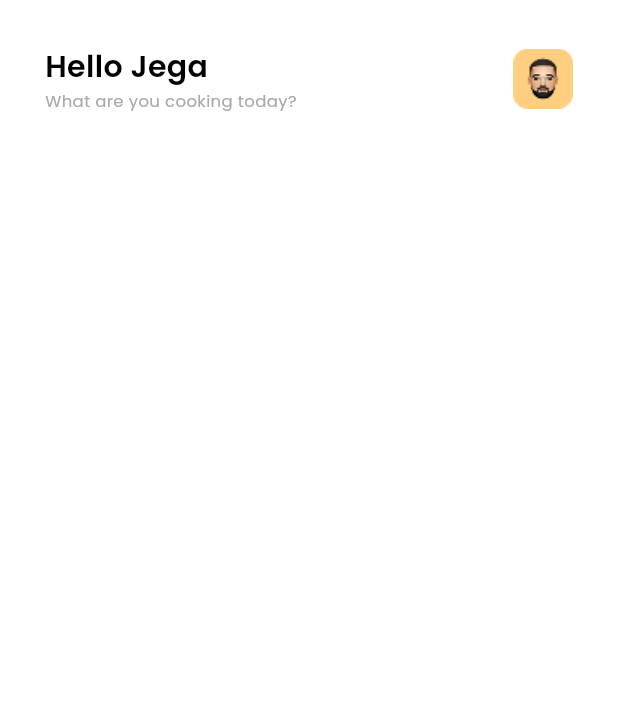
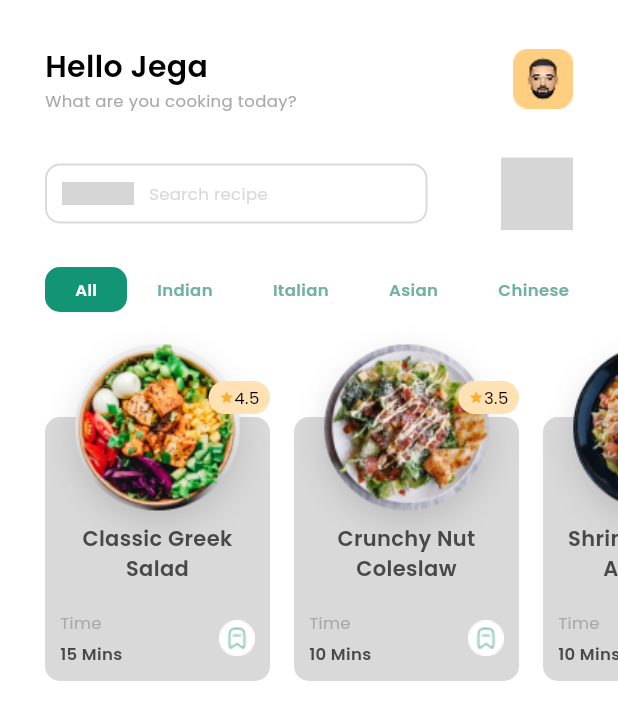
Before and after one commit to mihaela-chiaburu/Programarea-Aplicatiilor-Mobile, a Flutter app: the screen it shows after launch, on a phone screen of 412 x 824 dp. Shown: the top 720 px of the screen. Run offline on Flutter 3.47's test engine with Material 3 defaults, Android fonts, the phone set to English and light mode, and no system bars; our stand-ins replace get; missing offline and left inert: svg_flutter; project files that could hold a hidden picture were left out; grey boxes are pictures that could not be loaded.

Commit message:
half refactored

```diff
--- /dev/null
+++ b/Lab2/recipes_app/recipes_app/lib/list_items/cuisine_select_list_item.dart
@@ -0,0 +1,14 @@
+import 'package:recipes_app/list_items/list_item.dart';
+import 'package:flutter/material.dart';
+
+class CuisineSelectListItem extends ListItem{
+  final Color bgColor;
+  final Color textColor;
+  final String textButton;
+
+  CuisineSelectListItem({
+    required this.bgColor,
+    required this.textColor,
+    required this.textButton
+  });
+}
--- /dev/null
+++ b/Lab2/recipes_app/recipes_app/lib/list_items/cuisinerow_list_item.dart
@@ -0,0 +1,8 @@
+import 'package:recipes_app/list_items/list_item.dart';
+import 'package:recipes_app/list_items/cuisine_select_list_item.dart';
+
+class CuisineRowListItem extends ListItem {
+  final List<CuisineSelectListItem> cuisines;
+
+  CuisineRowListItem({required this.cuisines});
+}
--- /dev/null
+++ b/Lab2/recipes_app/recipes_app/lib/list_items/recipe_row_list_item.dart
@@ -0,0 +1,8 @@
+import 'package:recipes_app/list_items/list_item.dart';
+import 'package:recipes_app/list_items/recipe_select_list_item.dart';
+
+class RecipeRowListItem extends ListItem {
+  final List<RecipeSelectListItem> recipes;
+
+  RecipeRowListItem({required this.recipes});
+}
--- /dev/null
+++ b/Lab2/recipes_app/recipes_app/lib/list_items/recipe_select_list_item.dart
@@ -0,0 +1,15 @@
+import 'package:recipes_app/list_items/list_item.dart';
+
+class RecipeSelectListItem extends ListItem{
+  final String recipeName;
+  final String imageUrl;
+  final String rating;
+  final String time;
+
+  RecipeSelectListItem({
+    required this.recipeName,
+    required this.imageUrl,
+    required this.rating,
+    required this.time
+  });
+}
--- /dev/null
+++ b/Lab2/recipes_app/recipes_app/lib/list_items/search_bar_list_item.dart
@@ -0,0 +1,5 @@
+import 'package:recipes_app/list_items/list_item.dart';
+
+class SearchBarListItem extends ListItem{
+
+}
--- /dev/null
+++ b/Lab2/recipes_app/recipes_app/lib/list_items/sized_box_list_item.dart
@@ -0,0 +1,9 @@
+import 'package:recipes_app/list_items/list_item.dart';
+
+class SizedBoxListItem extends ListItem{
+  final double size;
+
+  SizedBoxListItem({
+    required this.size
+  });
+}
--- a/Lab2/recipes_app/recipes_app/lib/pages/main_controller.dart
+++ b/Lab2/recipes_app/recipes_app/lib/pages/main_controller.dart
@@ -1,5 +1,12 @@
 import 'package:get/get.dart';
+import 'package:recipes_app/list_items/cuisine_select_list_item.dart';
+import 'package:recipes_app/list_items/cuisinerow_list_item.dart';
 import 'package:recipes_app/list_items/list_item.dart';
+import 'package:recipes_app/list_items/recipe_row_list_item.dart';
+import 'package:recipes_app/list_items/recipe_select_list_item.dart';
+import 'package:recipes_app/list_items/search_bar_list_item.dart';
+import 'package:recipes_app/list_items/sized_box_list_item.dart';
+import 'package:recipes_app/resources/app_colors.dart';
 import 'package:recipes_app/resources/app_icons.dart';
 import '../list_items/nav_bar_list_item.dart';
 
@@ -14,6 +21,33 @@ class MainController extends GetxController {
 
   void addItems() {
     items.add(NavBarListItem(username: 'Jega', image: AppIcons.avatarIcon));
+    items.add(SizedBoxListItem(size: 30.0));
+    items.add(SearchBarListItem());
+    items.add(SizedBoxListItem(size: 25.0));
+    items.add(CuisineRowListItem(
+      cuisines: [
+        CuisineSelectListItem(bgColor: AppColors.greenbutton, textColor: AppColors.white, textButton: 'All'),
+        CuisineSelectListItem(bgColor: AppColors.white, textColor: AppColors.greentext, textButton: 'Indian'),
+        CuisineSelectListItem(bgColor: AppColors.white, textColor: AppColors.greentext, textButton: 'Italian'),
+        CuisineSelectListItem(bgColor: AppColors.white, textColor: AppColors.greentext, textButton: 'Asian'),
+        CuisineSelectListItem(bgColor: AppColors.white, textColor: AppColors.greentext, textButton: 'Chinese'),
+        CuisineSelectListItem(bgColor: AppColors.white, textColor: AppColors.greentext, textButton: 'Fruit'),
+        CuisineSelectListItem(bgColor: AppColors.white, textColor: AppColors.greentext, textButton: 'Vegetables'),
+        CuisineSelectListItem(bgColor: AppColors.white, textColor: AppColors.greentext, textButton: 'Protein'),
+        CuisineSelectListItem(bgColor: AppColors.white, textColor: AppColors.greentext, textButton: 'Cereal'),
+        CuisineSelectListItem(bgColor: AppColors.white, textColor: AppColors.greentext, textButton: 'Local Dishes'),
+      ]
+    ));
+    //items.add(SizedBoxListItem(size: 40.0));
+    items.add(RecipeRowListItem(
+      recipes: [
+        RecipeSelectListItem(recipeName: 'Classic Greek Salad', imageUrl: 'resources/icons/salad.png', rating: '4.5', time: '15'),
+        RecipeSelectListItem(recipeName: 'Crunchy Nut Coleslaw', imageUrl: 'resources/icons/nut_salad.png', rating: '3.5', time: '10'),
+        RecipeSelectListItem(recipeName: 'Shrimp Chicken Andouille', imageUrl: 'resources/icons/shrimp_chicken.png', rating: '4.5', time: '10'),
+        RecipeSelectListItem(recipeName: 'Barbecue Chicken Jollof', imageUrl: 'resources/icons/barbecue.png', rating: '4.5', time: '10'),
+        RecipeSelectListItem(recipeName: 'Portuguese Piri Piri Chicken', imageUrl: 'resources/icons/piri_piri.png', rating: '4.5', time: '15'),
+      ]
+    ));
   }
 
 }
--- a/Lab2/recipes_app/recipes_app/lib/pages/main_page.dart
+++ b/Lab2/recipes_app/recipes_app/lib/pages/main_page.dart
@@ -1,7 +1,15 @@
 import 'package:flutter/material.dart';
 import 'package:get/get.dart';
+import 'package:recipes_app/list_items/cuisinerow_list_item.dart';
 import 'package:recipes_app/list_items/nav_bar_list_item.dart';
+import 'package:recipes_app/list_items/recipe_row_list_item.dart';
+import 'package:recipes_app/list_items/search_bar_list_item.dart';
+import 'package:recipes_app/list_items/sized_box_list_item.dart';
 import 'package:recipes_app/pages/main_controller.dart';
+import 'package:recipes_app/widgets/cuisinerow_widget.dart';
+import 'package:recipes_app/widgets/recipe_row_widget.dart';
+import 'package:recipes_app/widgets/search_bar_widget.dart';
+import 'package:recipes_app/widgets/sized_box_widget.dart';
 import 'package:recipes_app/widgets/top_bar_widget.dart';
 
 void main() {
@@ -55,6 +63,17 @@ class _MyHomePageState extends State<MyHomePage> {
                 var item = controller.items[index];
                 if (item is NavBarListItem) {
                   return TopNavBarWidget(item: item);
+                } else if (item is SizedBoxListItem) {
+                  return SizedBoxWidget(item: item);
+                }
+                else if (item is SearchBarListItem) {
+                  return SearchBarWidget(item: item);
+                }
+                else if (item is CuisineRowListItem) {
+                  return CuisineRowWidget(item: item);
+                }
+                else if (item is RecipeRowListItem) {
+                  return RecipeRowWidget(item: item);
                 }
                 return Text('Not found');
               },
--- a/Lab2/recipes_app/recipes_app/lib/resources/app_colors.dart
+++ b/Lab2/recipes_app/recipes_app/lib/resources/app_colors.dart
@@ -5,4 +5,9 @@ class AppColors {
   static const Color grey4 = Color(0xFFA9A9A9);
   static const Color white = Color(0xFFFFFFFF);
   static const Color neutralgray = Color(0xFFD9D9D9);
+  static const Color greenbutton = Color(0xFF129575);
+  static const Color greentext = Color(0xFF71B1A1);
+  static const Color grey3 = Color(0xFF484848);
+  static const Color bgrating = Color(0xFFFFE1B3);
+  static const Color star = Color(0xFFFFAD30);
 }
--- a/Lab2/recipes_app/recipes_app/lib/resources/app_icons.dart
+++ b/Lab2/recipes_app/recipes_app/lib/resources/app_icons.dart
@@ -7,4 +7,5 @@ class AppIcons {
   static Widget searchVisualIcon = SvgPicture.asset('resources/icons/search-normal.svg');
   static Widget starIcon = SvgPicture.asset('resources/icons/star-circle.svg');
   static Widget filter = SvgPicture.asset('resources/icons/filter.svg');
+  static Widget bookmark = Image.asset('resources/icons/Bookmark.png');
 }
--- /dev/null
+++ b/Lab2/recipes_app/recipes_app/lib/widgets/cuisine_select_widget.dart
@@ -0,0 +1,28 @@
+import 'package:flutter/material.dart';
+import 'package:recipes_app/list_items/cuisine_select_list_item.dart';
+
+class CuisineSelectWidget extends StatelessWidget {
+  const CuisineSelectWidget({super.key, required this.item});
+
+  final CuisineSelectListItem item;
+
+  @override
+  Widget build(BuildContext context) {
+    return Container(
+      decoration: BoxDecoration(
+        borderRadius: BorderRadius.circular(10),
+        color: item.bgColor,
+      ),
+      padding: EdgeInsets.symmetric(vertical: 7, horizontal: 20),
+      child: Text(
+        item.textButton,
+        style: TextStyle(
+          color: item.textColor,
+          fontSize: 11,
+          fontFamily: 'Poppins',
+          fontWeight: FontWeight.w600,
+        ),
+      ),
+    );
+  }
+}
--- /dev/null
+++ b/Lab2/recipes_app/recipes_app/lib/widgets/cuisinerow_widget.dart
@@ -0,0 +1,21 @@
+import 'package:flutter/material.dart';
+import 'package:recipes_app/list_items/cuisinerow_list_item.dart';
+import 'package:recipes_app/widgets/cuisine_select_widget.dart';
+
+class CuisineRowWidget extends StatelessWidget {
+  const CuisineRowWidget({super.key, required this.item});
+
+  final CuisineRowListItem item;
+
+  @override
+  Widget build(BuildContext context) {
+    return SingleChildScrollView(
+      scrollDirection: Axis.horizontal,
+      child: Row(
+        children: item.cuisines
+            .map((cuisine) => CuisineSelectWidget(item: cuisine))
+            .toList(),
+      ),
+    );
+  }
+}
--- /dev/null
+++ b/Lab2/recipes_app/recipes_app/lib/widgets/recipe_row_widget.dart
@@ -0,0 +1,25 @@
+import 'package:flutter/material.dart';
+import 'package:recipes_app/list_items/recipe_row_list_item.dart';
+import 'package:recipes_app/widgets/recipe_widget.dart';
+
+class RecipeRowWidget extends StatelessWidget {
+  const RecipeRowWidget({super.key, required this.item});
+
+  final RecipeRowListItem item;
+
+  @override
+  Widget build(BuildContext context) {
+    return SizedBox(
+      height: 246,
+      child: SingleChildScrollView(
+        scrollDirection: Axis.horizontal,
+        child: Row(
+          crossAxisAlignment: CrossAxisAlignment.end,
+          children: item.recipes
+              .map((recipe) => RecipeWidget(item: recipe))
+              .toList(),
+        ),
+      ),
+    );
+  }
+}
--- /dev/null
+++ b/Lab2/recipes_app/recipes_app/lib/widgets/recipe_widget.dart
@@ -0,0 +1,120 @@
+import 'package:flutter/material.dart';
+import 'package:recipes_app/list_items/recipe_select_list_item.dart';
+import 'package:recipes_app/resources/app_colors.dart';
+import 'package:recipes_app/resources/app_icons.dart';
+
+class RecipeWidget extends StatelessWidget {
+  const RecipeWidget({super.key, required this.item});
+
+  final RecipeSelectListItem item;
+
+  @override
+  Widget build(BuildContext context) {
+    return Padding(
+      padding: EdgeInsets.only(right: 16),
+      child: Stack(
+        clipBehavior: Clip.none,
+        children: [
+          Container(
+            width: 150,
+            height: 176,
+            decoration: BoxDecoration(
+              borderRadius: BorderRadius.circular(10),
+              color: AppColors.neutralgray,
+            ),
+            child: Padding(
+              padding: EdgeInsets.only(bottom: 10, left: 10, right: 10),
+              child: Column(
+                mainAxisAlignment: MainAxisAlignment.end,
+                spacing: 16,
+                children: [
+                  Container(
+                    width: 130,
+                    height: 42,
+                    child: Text(
+                      //"Classic Greek Salad",
+                      item.recipeName,
+                      textAlign: TextAlign.center,
+                      style: TextStyle(
+                        color: AppColors.grey3,
+                        fontSize: 14,
+                        fontFamily: 'Poppins',
+                        fontWeight: FontWeight.w600,
+                      ),
+                      softWrap: true,
+                    ),
+                  ),
+                  Row(
+                    mainAxisAlignment: MainAxisAlignment.spaceBetween,
+                    children: [
+                      Column(
+                        crossAxisAlignment: CrossAxisAlignment.start,
+                        children: [
+                          Text(
+                            "Time",
+                            style: TextStyle(
+                              color: AppColors.grey4,
+                              fontSize: 11,
+                              fontFamily: 'Poppins',
+                              fontWeight: FontWeight.w400,
+                            ),
+                          ),
+                          SizedBox(height: 5),
+                          Text(
+                            "${item.time} Mins",
+                            style: TextStyle(
+                              color: AppColors.grey3,
+                              fontSize: 11,
+                              fontFamily: 'Poppins',
+                              fontWeight: FontWeight.w600,
+                            ),
+                          ),
+                        ],
+                      ),
+                      AppIcons.bookmark,
+                    ],
+                  ),
+                ],
+              ),
+            ),
+          ),
+          Positioned(
+            top: -65,
+            left: -5,
+            child: Image.asset(
+              item.imageUrl,
+              height: 160,
+              width: 160,
+              fit: BoxFit.cover,
+            ),
+          ),
+          Positioned(
+            top: -24,
+            right: 0,
+            child: Container(
+              decoration: BoxDecoration(
+                borderRadius: BorderRadius.circular(20),
+                color: AppColors.bgrating,
+              ),
+              padding: EdgeInsets.symmetric(vertical: 3, horizontal: 7),
+              child: Row(
+                children: [
+                  Icon(Icons.star, size: 10, color: AppColors.star),
+                  Text(
+                    item.rating,
+                    style: TextStyle(
+                      color: Colors.black,
+                      fontSize: 11,
+                      fontFamily: 'Poppins',
+                      fontWeight: FontWeight.w400,
+                    ),
+                  ),
+                ],
+              ),
+            ),
+          ),
+        ],
+      ),
+    );
+  }
+}
--- /dev/null
+++ b/Lab2/recipes_app/recipes_app/lib/widgets/search_bar_widget.dart
@@ -0,0 +1,49 @@
+import 'package:flutter/material.dart';
+import 'package:recipes_app/list_items/search_bar_list_item.dart';
+import 'package:recipes_app/resources/app_colors.dart';
+import 'package:recipes_app/resources/app_icons.dart';
+import 'package:recipes_app/resources/strings.dart';
+
+class SearchBarWidget extends StatelessWidget {
+  const SearchBarWidget({super.key, required this.item});
+
+  final SearchBarListItem item;
+
+  @override
+  Widget build(BuildContext context) {
+    return Padding(
+      padding: EdgeInsets.only(right: 30),
+      child: Row(
+        mainAxisAlignment: MainAxisAlignment.spaceBetween,
+        children: [
+          Container(
+            padding: EdgeInsets.only(left: 10, bottom: 11, top: 11),
+            width: 255,
+            height: 40,
+            decoration: BoxDecoration(
+              borderRadius: BorderRadius.circular(10),
+              color: Colors.white,
+              border: Border.all(width: 1.3, color: AppColors.neutralgray),
+            ),
+            child: Row(
+              children: [
+                AppIcons.searchVisualIcon,
+                SizedBox(width: 10),
+                Text(
+                  Strings.searchrecipe,
+                  style: TextStyle(
+                    color: AppColors.neutralgray,
+                    fontSize: 11,
+                    fontFamily: 'Poppins',
+                    fontWeight: FontWeight.w400,
+                  ),
+                ),
+              ],
+            ),
+          ),
+          AppIcons.filter,
+        ],
+      ),
+    );
+  }
+}
--- /dev/null
+++ b/Lab2/recipes_app/recipes_app/lib/widgets/sized_box_widget.dart
@@ -0,0 +1,14 @@
+import 'package:flutter/material.dart';
+import 'package:recipes_app/list_items/sized_box_list_item.dart';
+
+
+class SizedBoxWidget extends StatelessWidget {
+  const SizedBoxWidget({super.key, required this.item});
+
+  final SizedBoxListItem item;
+
+  @override
+  Widget build(BuildContext context) {
+    return SizedBox(height: item.size);
+  }
+}
```
